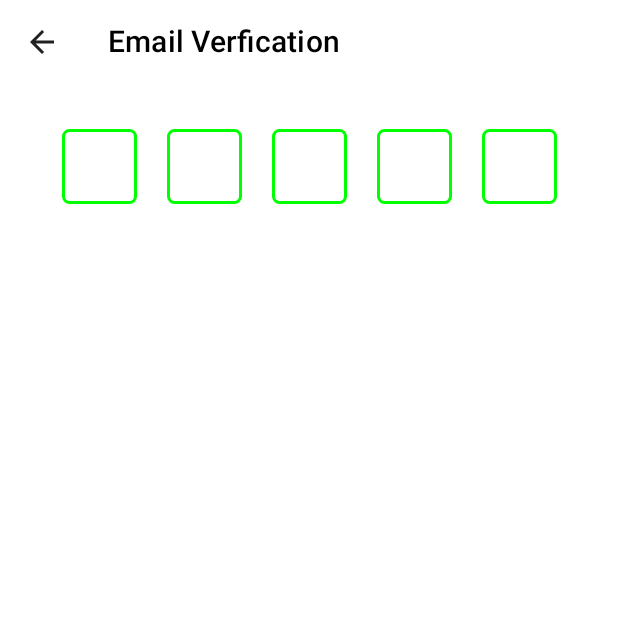
After one commit to misterjedu/notalon, an Android app built with Jetpack Compose: the EmailVerificationFragment screen opened through its navigation route, on a phone screen of 412 x 824 dp, the top half of it. The commit adds this screen. Run offline under Robolectric (Android 15) with nearby library versions, the light colour scheme and no system bars.

Commit message:
pin view commence

```diff
--- a/app/src/main/java/ng/com/jedun/domain/FieldValidator.kt
+++ b/app/src/main/java/ng/com/jedun/notalon/domain/FieldValidator.kt
@@ -1,4 +1,4 @@
-package ng.com.jedun.domain
+package ng.com.jedun.notalon.domain
 
 import android.os.Parcelable
 import kotlinx.parcelize.Parcelize
--- /dev/null
+++ b/app/src/main/java/ng/com/jedun/notalon/ui/auth/EmailVerificationFragment.kt
@@ -0,0 +1,123 @@
+package ng.com.jedun.notalon.ui.auth
+
+import android.os.Bundle
+import androidx.fragment.app.Fragment
+import android.view.LayoutInflater
+import android.view.View
+import android.view.ViewGroup
+import androidx.compose.foundation.background
+import androidx.compose.foundation.border
+import androidx.compose.foundation.layout.*
+import androidx.compose.foundation.shape.RoundedCornerShape
+import androidx.compose.foundation.text.BasicTextField
+import androidx.compose.material.MaterialTheme
+import androidx.compose.material.Text
+import androidx.compose.material.TextField
+import androidx.compose.material.TextFieldDefaults
+import androidx.compose.runtime.*
+import androidx.compose.runtime.saveable.rememberSaveable
+import androidx.compose.ui.Alignment
+import androidx.compose.ui.Modifier
+import androidx.compose.ui.graphics.Brush
+import androidx.compose.ui.graphics.Color
+import androidx.compose.ui.graphics.Shape
+import androidx.compose.ui.platform.ComposeView
+import androidx.compose.ui.res.stringResource
+import androidx.compose.ui.text.style.TextAlign
+import androidx.compose.ui.tooling.preview.Preview
+import androidx.compose.ui.unit.dp
+import androidx.navigation.fragment.findNavController
+import ng.com.jedun.notalon.R
+import ng.com.jedun.notalon.domain.FieldValidator
+import ng.com.jedun.notalon.ui.composables.StandardNavigateUpAppBar
+import ng.com.jedun.notalon.ui.theme.NotalonTheme
+
+
+class EmailVerificationFragment : Fragment() {
+
+    override fun onCreateView(
+        inflater: LayoutInflater, container: ViewGroup?,
+        savedInstanceState: Bundle?
+    ): View? {
+        // Inflate the layout for this fragment
+        val view = inflater.inflate(R.layout.fragment_email_verification, container, false)
+
+        view.findViewById<ComposeView>(R.id.fragment_email_verification_compose_view).setContent {
+
+            NotalonTheme {
+                Column(
+                    modifier = Modifier
+                        .fillMaxSize(),
+                    verticalArrangement = Arrangement.SpaceBetween
+                ) {
+
+                    Column(
+                        horizontalAlignment = Alignment.CenterHorizontally,
+                    ) {
+                        //AppBar
+                        StandardNavigateUpAppBar(stringResource(R.string.email_verification)) {
+                            findNavController().popBackStack()
+                        }
+
+                        Column(
+                            modifier = Modifier.padding(20.dp),
+                        ) {
+                            CenterText()
+                        }
+
+                    }
+                }
+            }
+        }
+        return view
+    }
+
+
+}
+
+@Preview(showBackground = true)
+@Composable
+fun CenterText() {
+
+//    var otpData = mutableListOf("")
+    var otpSize = 5
+    val otp by remember { mutableStateOf(MutableList(otpSize) { "" }) }
+    val otpHash: MutableMap<Int, String> = mutableMapOf()
+
+    Row {
+        for (index in 0 until otpSize) {
+            otpHash[index] = ""
+            SinglePinView(otp[index]) {
+                otpHash[index] = it
+            }
+        }
+    }
+}
+
+@Composable
+fun SinglePinView(data: String, onValueChange: (String) -> Unit) {
+
+    Box(
+        modifier = Modifier
+            .padding(10.dp)
+            .background(Color.White)
+            .border(
+                2.dp,
+                Color.Green,
+                RoundedCornerShape(5.dp)
+            )
+            .height(50.dp)
+            .width(50.dp),
+    ) {
+        TextField(
+            value = data,
+            onValueChange = onValueChange,
+            colors = TextFieldDefaults.textFieldColors(
+                backgroundColor = Color.White,
+                focusedIndicatorColor = Color.White,
+                unfocusedIndicatorColor = Color.White
+            )
+        )
+    }
+
+}
--- a/app/src/main/java/ng/com/jedun/notalon/ui/composables/EditTextComposable.kt
+++ b/app/src/main/java/ng/com/jedun/notalon/ui/composables/EditTextComposable.kt
@@ -12,7 +12,7 @@ import androidx.compose.ui.text.input.KeyboardType
 import androidx.compose.ui.text.input.PasswordVisualTransformation
 import androidx.compose.ui.text.input.VisualTransformation
 import androidx.compose.ui.unit.dp
-import ng.com.jedun.domain.FieldValidator
+import ng.com.jedun.notalon.domain.FieldValidator
 import ng.com.jedun.notalon.R
 import ng.com.jedun.notalon.ui.theme.*
 
--- a/app/src/main/java/ng/com/jedun/notalon/util/FragmentExt.kt
+++ b/app/src/main/java/ng/com/jedun/notalon/util/FragmentExt.kt
@@ -2,7 +2,7 @@ package ng.com.jedun.notalon.util
 
 import android.widget.Toast
 import androidx.fragment.app.Fragment
-import ng.com.jedun.domain.FieldValidator
+import ng.com.jedun.notalon.domain.FieldValidator
 
 
 fun Fragment.toast(message: String) {
--- a/app/src/main/java/ng/com/jedun/notalon/util/Validators.kt
+++ b/app/src/main/java/ng/com/jedun/notalon/util/Validators.kt
@@ -1,6 +1,6 @@
 package ng.com.jedun.notalon.util
 
-import ng.com.jedun.domain.FieldValidator
+import ng.com.jedun.notalon.domain.FieldValidator
 import java.util.regex.Matcher
 import java.util.regex.Pattern
 
--- /dev/null
+++ b/app/src/main/res/layout/fragment_email_verification.xml
@@ -0,0 +1,14 @@
+<?xml version="1.0" encoding="utf-8"?>
+<LinearLayout xmlns:android="http://schemas.android.com/apk/res/android"
+    xmlns:tools="http://schemas.android.com/tools"
+    android:layout_width="match_parent"
+    android:layout_height="match_parent"
+    android:orientation="vertical"
+    tools:context=".ui.auth.LoginFragment">
+
+    <androidx.compose.ui.platform.ComposeView
+        android:id="@+id/fragment_email_verification_compose_view"
+        android:layout_width="match_parent"
+        android:layout_height="match_parent" />
+
+</LinearLayout>
--- a/app/src/main/res/navigation/main_nav.xml
+++ b/app/src/main/res/navigation/main_nav.xml
@@ -18,5 +18,11 @@
     <fragment
         android:id="@+id/signupFragment"
         android:name="ng.com.jedun.notalon.ui.auth.SignupFragment"
-        android:label="SignupFragment" />
+        android:label="SignupFragment"
+        tools:layout="@layout/fragment_signup" />
+    <fragment
+        android:id="@+id/emailVerificationFragment"
+        android:name="ng.com.jedun.notalon.ui.auth.EmailVerificationFragment"
+        android:label="EmailVerificationFragment"
+        tools:layout="@layout/fragment_email_verification" />
 </navigation>
--- a/app/src/main/res/values/strings.xml
+++ b/app/src/main/res/values/strings.xml
@@ -11,6 +11,7 @@
     <string name="get_started">Get Started</string>
     <string name="log_in">Login</string>
     <string name="sign_up">Sign up</string>
+    <string name="email_verification">Email Verfication</string>
     <string name="walk_through_text"> Contrary to popular belief, Lorem Ipsum is not simply random text. It has roots in a piece of classical Latin literature</string>
     <string name="forgot_password">Forgot Password?</string>
     <string name="dont_have_account_sign_up">Don\'t have an account? </string>
--- /dev/null
+++ b/pinview/src/main/AndroidManifest.xml
@@ -0,0 +1,5 @@
+<?xml version="1.0" encoding="utf-8"?>
+<manifest xmlns:android="http://schemas.android.com/apk/res/android"
+    package="ng.com.jedun.pinview">
+
+</manifest>
--- a/settings.gradle
+++ b/settings.gradle
@@ -8,3 +8,4 @@ dependencyResolutionManagement {
 }
 rootProject.name = "Notalon"
 include ':app'
+include ':pinview'
```
Also changed, not shown: app/src/main/java/ng/com/jedun/notalon/ui/auth/LoginFragment.kt (+5 -2 lines), app/src/main/java/ng/com/jedun/notalon/ui/auth/SignupFragment.kt (+2 -6 lines), pinview/build.gradle (added, +58 -0 lines), pinview/src/main/java/ng/com/jedun/pinview/PinViewComposable.kt (added, +37 -0 lines), 5 other files.
